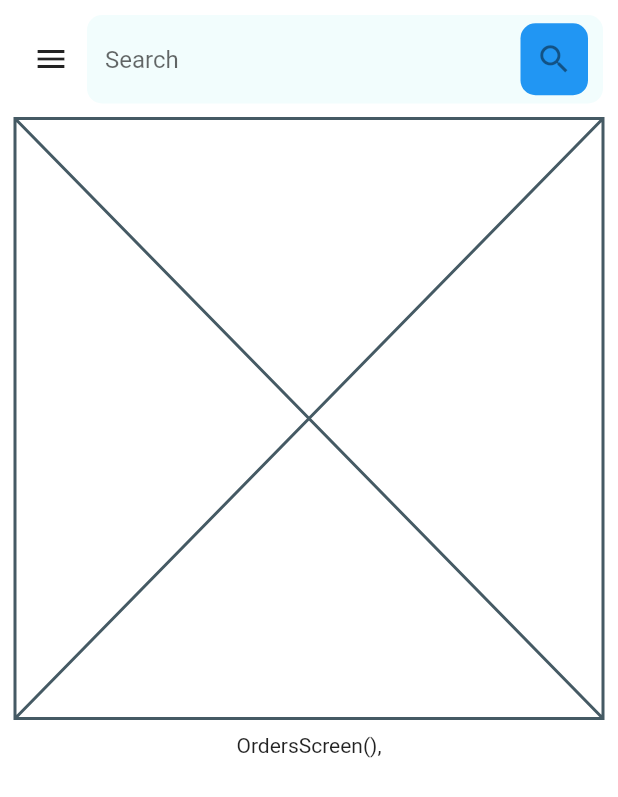
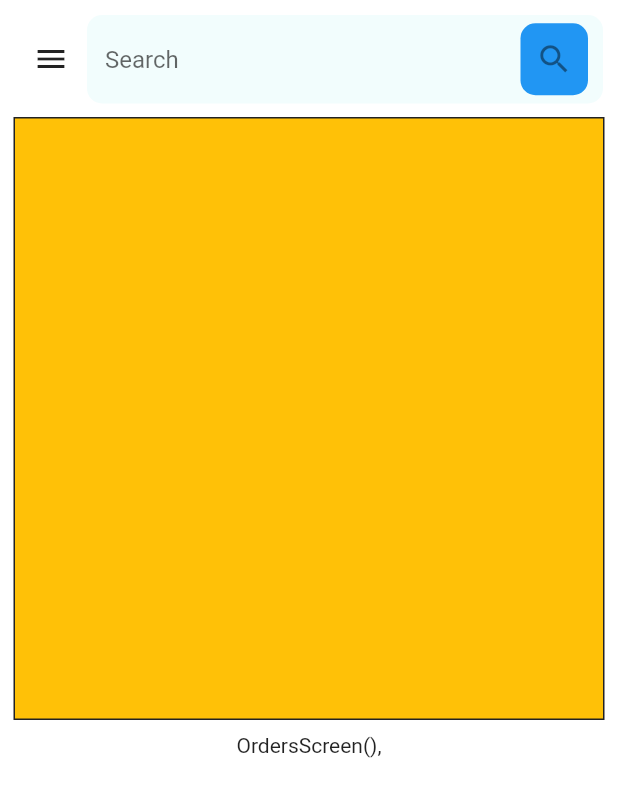
Before and after one commit to Devsaci/grocery_app_adminpanel_hadji_V1, a Flutter app: the screen it shows after launch, on a phone screen of 412 x 824 dp. Shown: the top 797 px of the screen. Run offline on Flutter 3.47's test engine with Material 2 defaults, Android fonts, the phone set to English and light mode, and no system bars; our stand-ins replace iconly, shared_preferences.

```diff
--- a/lib/widgets/products_widget.dart
+++ b/lib/widgets/products_widget.dart
@@ -10,6 +10,9 @@ class ProductWidget extends StatefulWidget {
 class _ProductWidgetState extends State<ProductWidget> {
   @override
   Widget build(BuildContext context) {
-    return const Placeholder();
+    return Placeholder(
+      color: Colors.black87,
+      child: Container(color: Colors.amber),
+    );
   }
 }
```
